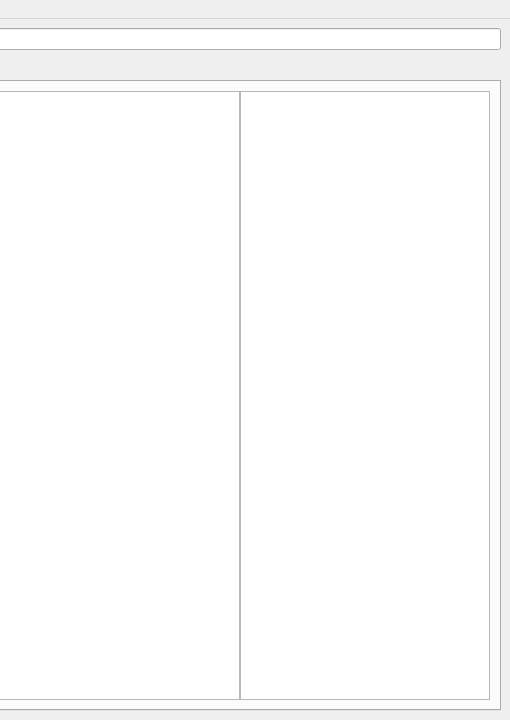
Qt form mainwindow.ui (coreanq/table_editor3) before a commit; both pictures show x 585 to 1095 and y 0 to 720 of the 1095 by 720 pixel window.
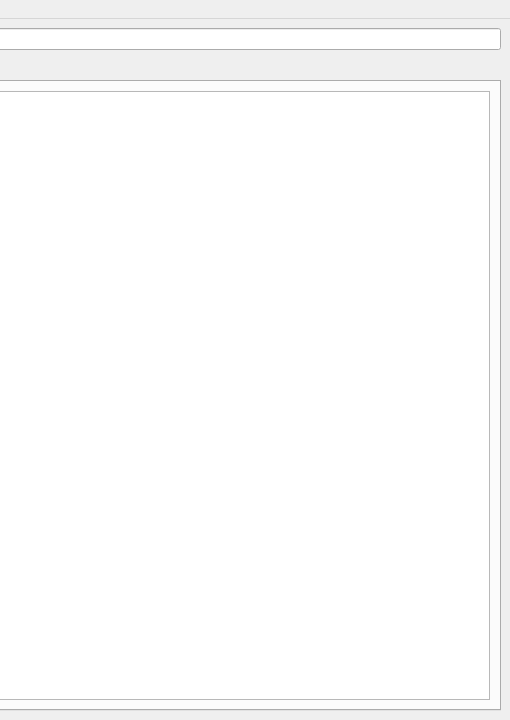
The same form after that commit.

Diff of the .ui file:
```diff
--- a/mainwindow.ui
+++ b/mainwindow.ui
@@ -96,14 +96,6 @@
            </property>
           </widget>
           <widget class="QTableView" name="viewParameter"/>
-          <widget class="QTableView" name="viewParameterDetail">
-           <property name="maximumSize">
-            <size>
-             <width>250</width>
-             <height>16777215</height>
-            </size>
-           </property>
-          </widget>
          </widget>
         </item>
        </layout>
```
